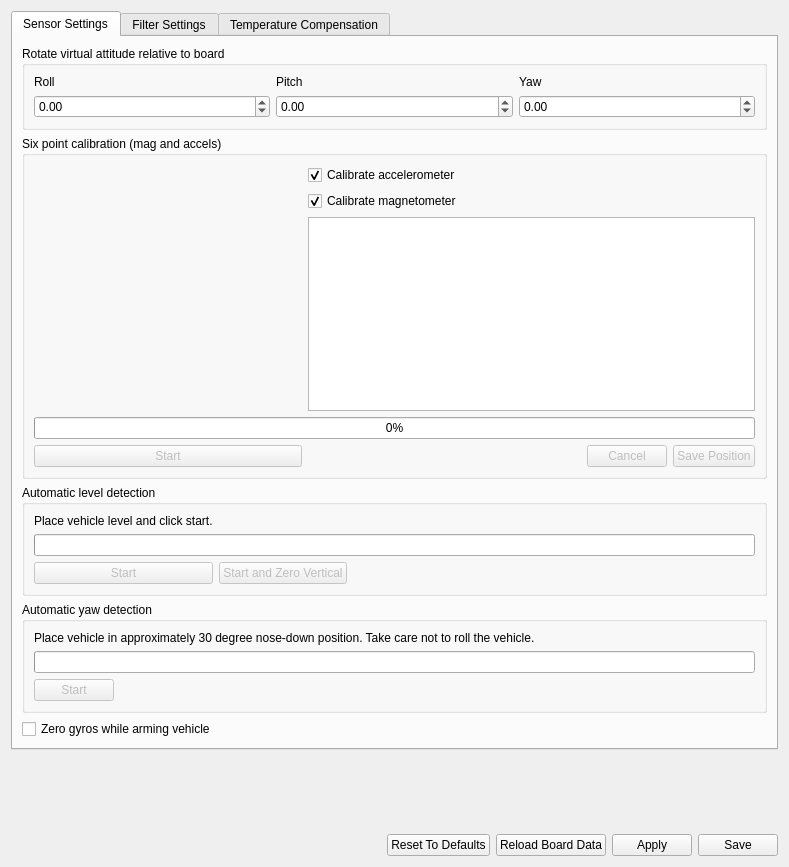
d-ronin/dRonin, file ground/gcs/src/plugins/config/attitude.ui: the form before one commit.
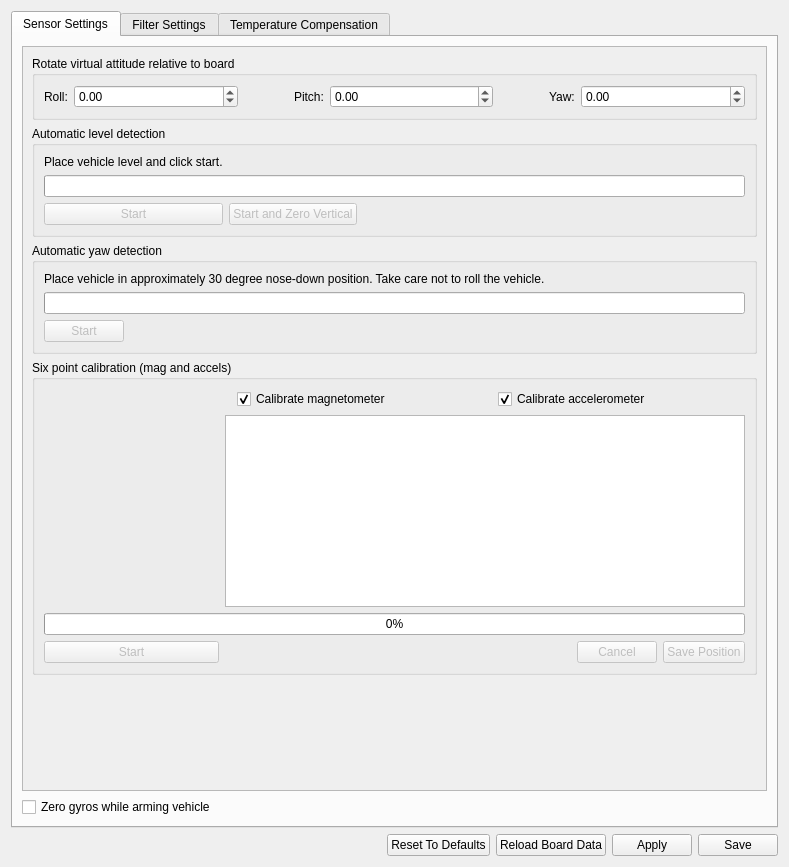
The form after the commit. Icons and pictures are not drawn. Custom widgets are drawn as their Qt base class.

Commit message:
gcs: attitude tab: adjust to fit on small screens
fixes #547

```diff
--- a/ground/gcs/src/plugins/config/attitude.ui
+++ b/ground/gcs/src/plugins/config/attitude.ui
@@ -23,45 +23,49 @@
       <attribute name="title">
        <string>Sensor Settings</string>
       </attribute>
-      <layout class="QVBoxLayout" name="verticalLayout_7" stretch="0,0,0,0,0">
+      <layout class="QVBoxLayout" name="verticalLayout_7" stretch="0,0">
+       <item>
+        <widget class="QScrollArea" name="scrollArea">
+         <property name="widgetResizable">
+          <bool>true</bool>
+         </property>
+         <widget class="QWidget" name="scrollAreaWidgetContents_2">
+          <property name="geometry">
+           <rect>
+            <x>0</x>
+            <y>0</y>
+            <width>717</width>
+            <height>703</height>
+           </rect>
+          </property>
+          <layout class="QVBoxLayout" name="verticalLayout_3">
        <item>
         <widget class="QGroupBox" name="groupBox">
          <property name="title">
           <string>Rotate virtual attitude relative to board</string>
          </property>
-         <layout class="QGridLayout" name="gridLayout">
-          <item row="0" column="1">
-           <widget class="QLabel" name="label_8">
-            <property name="text">
-             <string>Pitch</string>
-            </property>
-            <property name="alignment">
-             <set>Qt::AlignLeading|Qt::AlignLeft|Qt::AlignVCenter</set>
-            </property>
-           </widget>
-          </item>
-          <item row="0" column="0">
+             <layout class="QHBoxLayout" name="horizontalLayout_6">
+              <item>
            <widget class="QLabel" name="label_9">
-            <property name="text">
-             <string>Roll</string>
-            </property>
-            <property name="alignment">
-             <set>Qt::AlignLeading|Qt::AlignLeft|Qt::AlignVCenter</set>
-            </property>
-           </widget>
-          </item>
-          <item row="0" column="2">
-           <widget class="QLabel" name="label_10">
+                <property name="layoutDirection">
+                 <enum>Qt::LeftToRight</enum>
+                </property>
             <property name="text">
-             <string>Yaw</string>
+                 <string>Roll:</string>
             </property>
             <property name="alignment">
              <set>Qt::AlignLeading|Qt::AlignLeft|Qt::AlignVCenter</set>
             </property>
            </widget>
           </item>
-          <item row="1" column="2">
-           <widget class="QDoubleSpinBox" name="yawRotation">
+              <item>
+               <widget class="QDoubleSpinBox" name="rollRotation">
+                <property name="sizePolicy">
+                 <sizepolicy hsizetype="Expanding" vsizetype="Fixed">
+                  <horstretch>1</horstretch>
+                  <verstretch>0</verstretch>
+                 </sizepolicy>
+                </property>
             <property name="minimum">
              <double>-180.000000000000000</double>
             </property>
@@ -79,8 +83,37 @@
             </property>
            </widget>
           </item>
-          <item row="1" column="1">
+              <item>
+               <spacer name="horizontalSpacer_2">
+                <property name="orientation">
+                 <enum>Qt::Horizontal</enum>
+                </property>
+                <property name="sizeHint" stdset="0">
+                 <size>
+                  <width>50</width>
+                  <height>20</height>
+                 </size>
+                </property>
+               </spacer>
+              </item>
+              <item>
+               <widget class="QLabel" name="label_8">
+                <property name="text">
+                 <string>Pitch:</string>
+                </property>
+                <property name="alignment">
+                 <set>Qt::AlignLeading|Qt::AlignLeft|Qt::AlignVCenter</set>
+                </property>
+               </widget>
+              </item>
+              <item>
            <widget class="QDoubleSpinBox" name="pitchRotation">
+                <property name="sizePolicy">
+                 <sizepolicy hsizetype="Expanding" vsizetype="Fixed">
+                  <horstretch>1</horstretch>
+                  <verstretch>0</verstretch>
+                 </sizepolicy>
+                </property>
             <property name="minimum">
              <double>-90.000000000000000</double>
             </property>
@@ -98,8 +131,43 @@
             </property>
            </widget>
           </item>
-          <item row="1" column="0">
-           <widget class="QDoubleSpinBox" name="rollRotation">
+              <item>
+               <spacer name="horizontalSpacer_7">
+                <property name="orientation">
+                 <enum>Qt::Horizontal</enum>
+                </property>
+                <property name="sizeHint" stdset="0">
+                 <size>
+                  <width>50</width>
+                  <height>20</height>
+                 </size>
+                </property>
+               </spacer>
+              </item>
+              <item>
+               <widget class="QLabel" name="label_10">
+                <property name="sizePolicy">
+                 <sizepolicy hsizetype="Preferred" vsizetype="Preferred">
+                  <horstretch>0</horstretch>
+                  <verstretch>0</verstretch>
+                 </sizepolicy>
+                </property>
+                <property name="text">
+                 <string>Yaw:</string>
+                </property>
+                <property name="alignment">
+                 <set>Qt::AlignLeading|Qt::AlignLeft|Qt::AlignVCenter</set>
+                </property>
+               </widget>
+              </item>
+              <item>
+               <widget class="QDoubleSpinBox" name="yawRotation">
+                <property name="sizePolicy">
+                 <sizepolicy hsizetype="Expanding" vsizetype="Fixed">
+                  <horstretch>1</horstretch>
+                  <verstretch>0</verstretch>
+                 </sizepolicy>
+                </property>
             <property name="minimum">
              <double>-180.000000000000000</double>
             </property>
@@ -120,116 +188,6 @@
          </layout>
         </widget>
        </item>
-       <item>
-        <widget class="QGroupBox" name="groupBox6pt">
-         <property name="title">
-          <string>Six point calibration (mag and accels)</string>
-         </property>
-         <layout class="QGridLayout" name="gridLayout_4">
-          <item row="3" column="0" colspan="5">
-           <widget class="QProgressBar" name="sixPointProgress">
-            <property name="value">
-             <number>0</number>
-            </property>
-           </widget>
-          </item>
-          <item row="2" column="0">
-           <widget class="QGraphicsView" name="sixPointHelp">
-            <property name="sizePolicy">
-             <sizepolicy hsizetype="Expanding" vsizetype="MinimumExpanding">
-              <horstretch>0</horstretch>
-              <verstretch>0</verstretch>
-             </sizepolicy>
-            </property>
-            <property name="maximumSize">
-             <size>
-              <width>16777215</width>
-              <height>100</height>
-             </size>
-            </property>
-            <property name="toolTip">
-             <string>Nice paper plane, eh?</string>
-            </property>
-            <property name="styleSheet">
-             <string notr="true">background:transparent</string>
-            </property>
-           </widget>
-          </item>
-          <item row="4" column="3">
-           <widget class="QPushButton" name="sixPointCancel">
-            <property name="enabled">
-             <bool>false</bool>
-            </property>
-            <property name="text">
-             <string>Cancel</string>
-            </property>
-           </widget>
-          </item>
-          <item row="4" column="4">
-           <widget class="QPushButton" name="sixPointSave">
-            <property name="enabled">
-             <bool>false</bool>
-            </property>
-            <property name="toolTip">
-             <string>Save settings (only enabled when calibration is running)</string>
-            </property>
-            <property name="text">
-             <string>Save Position</string>
-            </property>
-           </widget>
-          </item>
-          <item row="4" column="1">
-           <spacer name="horizontalSpacer_3">
-            <property name="orientation">
-             <enum>Qt::Horizontal</enum>
-            </property>
-            <property name="sizeHint" stdset="0">
-             <size>
-              <width>40</width>
-              <height>20</height>
-             </size>
-            </property>
-           </spacer>
-          </item>
-          <item row="0" column="1">
-           <widget class="QCheckBox" name="cbCalibrateAccels">
-            <property name="text">
-             <string>Calibrate accelerometer</string>
-            </property>
-            <property name="checked">
-             <bool>true</bool>
-            </property>
-           </widget>
-          </item>
-          <item row="4" column="0">
-           <widget class="QPushButton" name="sixPointStart">
-            <property name="enabled">
-             <bool>false</bool>
-            </property>
-            <property name="toolTip">
-             <string>Launch a sensor range and bias calibration.</string>
-            </property>
-            <property name="text">
-             <string>Start</string>
-            </property>
-           </widget>
-          </item>
-          <item row="1" column="1">
-           <widget class="QCheckBox" name="cbCalibrateMags">
-            <property name="text">
-             <string>Calibrate magnetometer</string>
-            </property>
-            <property name="checked">
-             <bool>true</bool>
-            </property>
-           </widget>
-          </item>
-          <item row="2" column="1" colspan="4">
-           <widget class="QTextEdit" name="sixPointCalibInstructions"/>
-          </item>
-         </layout>
-        </widget>
-       </item>
        <item>
         <widget class="QGroupBox" name="groupBox_4">
          <property name="title">
@@ -348,6 +306,159 @@
         </widget>
        </item>
        <item>
+            <widget class="QGroupBox" name="groupBox6pt">
+             <property name="title">
+              <string>Six point calibration (mag and accels)</string>
+             </property>
+             <layout class="QGridLayout" name="gridLayout_4">
+              <item row="3" column="4">
+               <widget class="QPushButton" name="sixPointSave">
+                <property name="enabled">
+                 <bool>false</bool>
+                </property>
+                <property name="toolTip">
+                 <string>Save settings (only enabled when calibration is running)</string>
+                </property>
+                <property name="text">
+                 <string>Save Position</string>
+                </property>
+               </widget>
+              </item>
+              <item row="1" column="0">
+               <widget class="QGraphicsView" name="sixPointHelp">
+                <property name="sizePolicy">
+                 <sizepolicy hsizetype="Expanding" vsizetype="MinimumExpanding">
+                  <horstretch>0</horstretch>
+                  <verstretch>0</verstretch>
+                 </sizepolicy>
+                </property>
+                <property name="maximumSize">
+                 <size>
+                  <width>175</width>
+                  <height>100</height>
+                 </size>
+                </property>
+                <property name="toolTip">
+                 <string>Nice paper plane, eh?</string>
+                </property>
+                <property name="styleSheet">
+                 <string notr="true">background:transparent</string>
+                </property>
+               </widget>
+              </item>
+              <item row="1" column="1" colspan="4">
+               <widget class="QTextEdit" name="sixPointCalibInstructions">
+                <property name="sizePolicy">
+                 <sizepolicy hsizetype="Expanding" vsizetype="Expanding">
+                  <horstretch>0</horstretch>
+                  <verstretch>0</verstretch>
+                 </sizepolicy>
+                </property>
+               </widget>
+              </item>
+              <item row="3" column="3">
+               <widget class="QPushButton" name="sixPointCancel">
+                <property name="enabled">
+                 <bool>false</bool>
+                </property>
+                <property name="text">
+                 <string>Cancel</string>
+                </property>
+               </widget>
+              </item>
+              <item row="3" column="0">
+               <widget class="QPushButton" name="sixPointStart">
+                <property name="enabled">
+                 <bool>false</bool>
+                </property>
+                <property name="toolTip">
+                 <string>Launch a sensor range and bias calibration.</string>
+                </property>
+                <property name="text">
+                 <string>Start</string>
+                </property>
+               </widget>
+              </item>
+              <item row="2" column="0" colspan="5">
+               <widget class="QProgressBar" name="sixPointProgress">
+                <property name="value">
+                 <number>0</number>
+                </property>
+               </widget>
+              </item>
+              <item row="0" column="1" colspan="4">
+               <layout class="QHBoxLayout" name="horizontalLayout_5">
+                <property name="spacing">
+                 <number>25</number>
+                </property>
+                <property name="leftMargin">
+                 <number>12</number>
+                </property>
+                <property name="topMargin">
+                 <number>0</number>
+                </property>
+                <property name="rightMargin">
+                 <number>12</number>
+                </property>
+                <item>
+                 <widget class="QCheckBox" name="cbCalibrateMags">
+                  <property name="layoutDirection">
+                   <enum>Qt::LeftToRight</enum>
+                  </property>
+                  <property name="text">
+                   <string>Calibrate magnetometer</string>
+                  </property>
+                  <property name="checked">
+                   <bool>true</bool>
+                  </property>
+                 </widget>
+                </item>
+                <item>
+                 <widget class="QCheckBox" name="cbCalibrateAccels">
+                  <property name="text">
+                   <string>Calibrate accelerometer</string>
+                  </property>
+                  <property name="checked">
+                   <bool>true</bool>
+                  </property>
+                 </widget>
+                </item>
+               </layout>
+              </item>
+              <item row="3" column="1">
+               <spacer name="horizontalSpacer_3">
+                <property name="orientation">
+                 <enum>Qt::Horizontal</enum>
+                </property>
+                <property name="sizeHint" stdset="0">
+                 <size>
+                  <width>40</width>
+                  <height>20</height>
+                 </size>
+                </property>
+               </spacer>
+              </item>
+             </layout>
+            </widget>
+           </item>
+           <item>
+            <spacer name="verticalSpacer_2">
+             <property name="orientation">
+              <enum>Qt::Vertical</enum>
+             </property>
+             <property name="sizeHint" stdset="0">
+              <size>
+               <width>20</width>
+               <height>40</height>
+              </size>
+             </property>
+            </spacer>
+           </item>
+          </layout>
+         </widget>
+        </widget>
+       </item>
+       <item>
         <widget class="QCheckBox" name="zeroGyroBiasOnArming">
          <property name="toolTip">
           <string>If enabled, a fast recalibration of gyro zero point will be done
@@ -1107,19 +1218,6 @@
      </widget>
     </widget>
    </item>
-   <item>
-    <spacer name="verticalSpacer_2">
-     <property name="orientation">
-      <enum>Qt::Vertical</enum>
-     </property>
-     <property name="sizeHint" stdset="0">
-      <size>
-       <width>20</width>
-       <height>40</height>
-      </size>
-     </property>
-    </spacer>
-   </item>
    <item>
     <layout class="QHBoxLayout" name="horizontalLayout_3">
      <item>
```
Left out of the diff: 63 changed lines with no effect on the pictures. Lines whose indentation alone changed are shown as unchanged.
